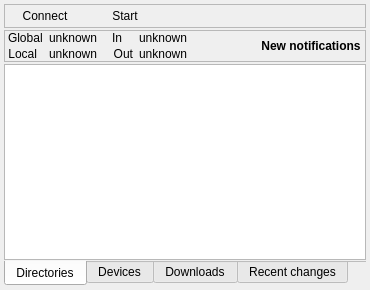
Martchus/syncthingtray, file tray/gui/traywidget.ui: the form before one commit.
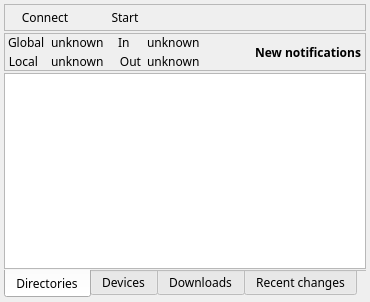
The form after the commit. Icons and pictures are not drawn. Custom widgets are drawn as their Qt base class.

What changed in the file:
```diff
--- a/tray/gui/traywidget.ui
+++ b/tray/gui/traywidget.ui
@@ -2,6 +2,19 @@
 <ui version="4.0">
  <class>QtGui::TrayWidget</class>
  <widget class="QWidget" name="QtGui::TrayWidget">
+  <property name="geometry">
+   <rect>
+    <x>0</x>
+    <y>0</y>
+    <width>370</width>
+    <height>302</height>
+   </rect>
+  </property>
+  <property name="font">
+   <font>
+    <family>Noto Sans</family>
+   </font>
+  </property>
   <property name="windowTitle">
    <string>Syncthing Tray</string>
   </property>
@@ -150,6 +163,29 @@
         </item>
        </layout>
       </item>
+      <item>
+       <widget class="QPushButton" name="pinPushButton">
+        <property name="toolTip">
+         <string>Pin window</string>
+        </property>
+        <property name="text">
+         <string/>
+        </property>
+        <property name="icon">
+         <iconset theme="window-pin" resource="../resources/syncthingtrayicons.qrc">
+          <normaloff>:/icons/hicolor/scalable/actions/window-pin.svg</normaloff>:/icons/hicolor/scalable/actions/window-pin.svg</iconset>
+        </property>
+        <property name="checkable">
+         <bool>true</bool>
+        </property>
+        <property name="checked">
+         <bool>false</bool>
+        </property>
+        <property name="flat">
+         <bool>true</bool>
+        </property>
+       </widget>
+      </item>
      </layout>
     </widget>
    </item>
@@ -342,7 +378,7 @@
         </property>
         <property name="font">
          <font>
-          <weight>75</weight>
+          <family>Noto Sans</family>
           <bold>true</bold>
          </font>
         </property>
```
Left out of the diff: 34 changed lines with no effect on the pictures.
